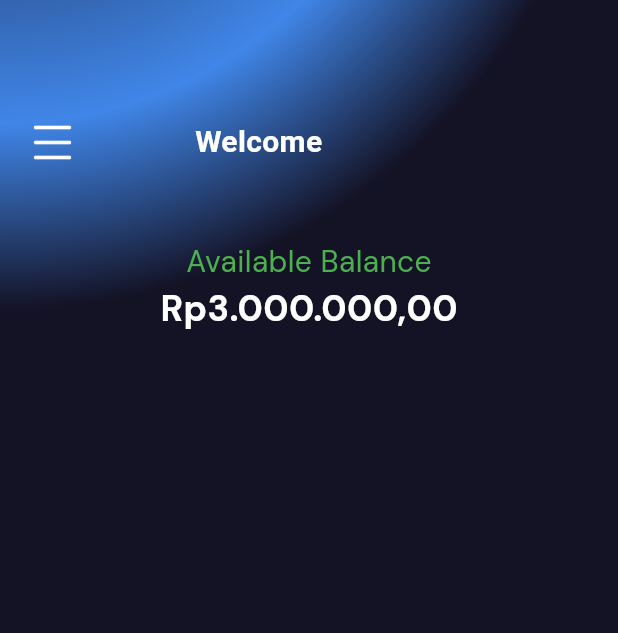
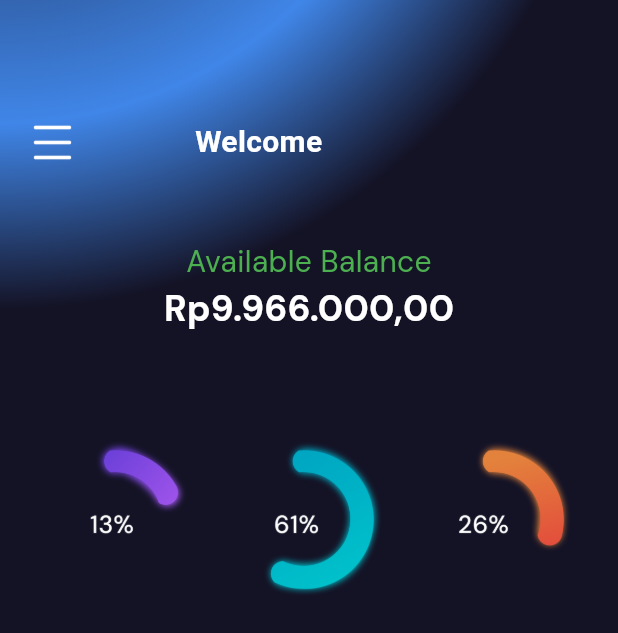
Before and after one commit to vann10/projek_pab_duit, a Flutter app: the screen it shows after launch, on a phone screen of 412 x 824 dp. Shown: the top 633 px of the screen. Run offline on Flutter 3.47's test engine with Material 3 defaults, Android fonts, the phone set to English and light mode, and no system bars; our stand-ins replace google_fonts; Roboto replaces fonts that are missing (Syncopate).

Commit message:
nambah dikit homepage

```diff
--- a/lib/home_page.dart
+++ b/lib/home_page.dart
@@ -1,3 +1,5 @@
+import 'dart:ui';
+
 import 'package:flutter/material.dart';
 import 'package:google_fonts/google_fonts.dart';
 
@@ -80,13 +82,16 @@ Widget Balance() {
           ),
         ),
         Text(
-          "Rp3.000.000,00",
+          "Rp9.966.000,00",
           style: GoogleFonts.dmSans(
             color: Colors.white,
             fontSize: 24,
             fontWeight: FontWeight.bold,
           ),
         ),
+        SizedBox(height: 70,),
+        Image.asset('assets/images/percentage.png',
+        width: 350,)
       ],
     ),
   );
--- a/lib/loading_page.dart
+++ b/lib/loading_page.dart
@@ -1,8 +1,8 @@
 import 'package:flutter/material.dart';
 import 'package:google_fonts/google_fonts.dart';
 
-class LandingPage extends StatelessWidget {
-  const LandingPage({super.key});
+class LoadingPage extends StatelessWidget {
+  const LoadingPage({super.key});
 
   @override
   Widget build(BuildContext context) {
```
Also changed, not shown: assets/images/percentage.png (added).
